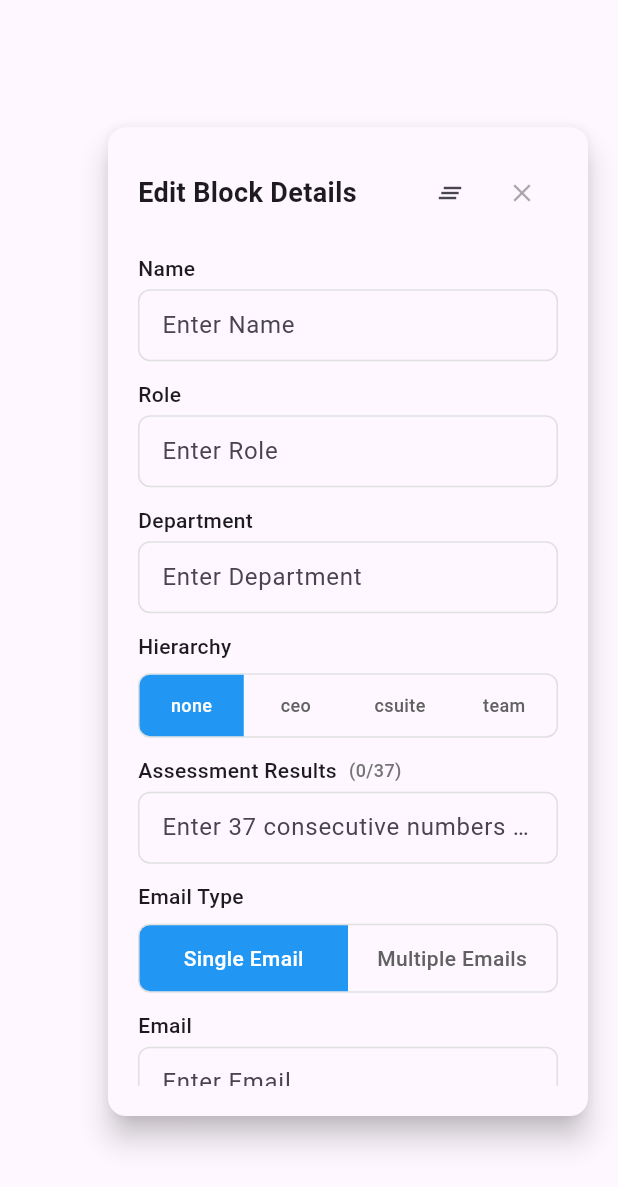
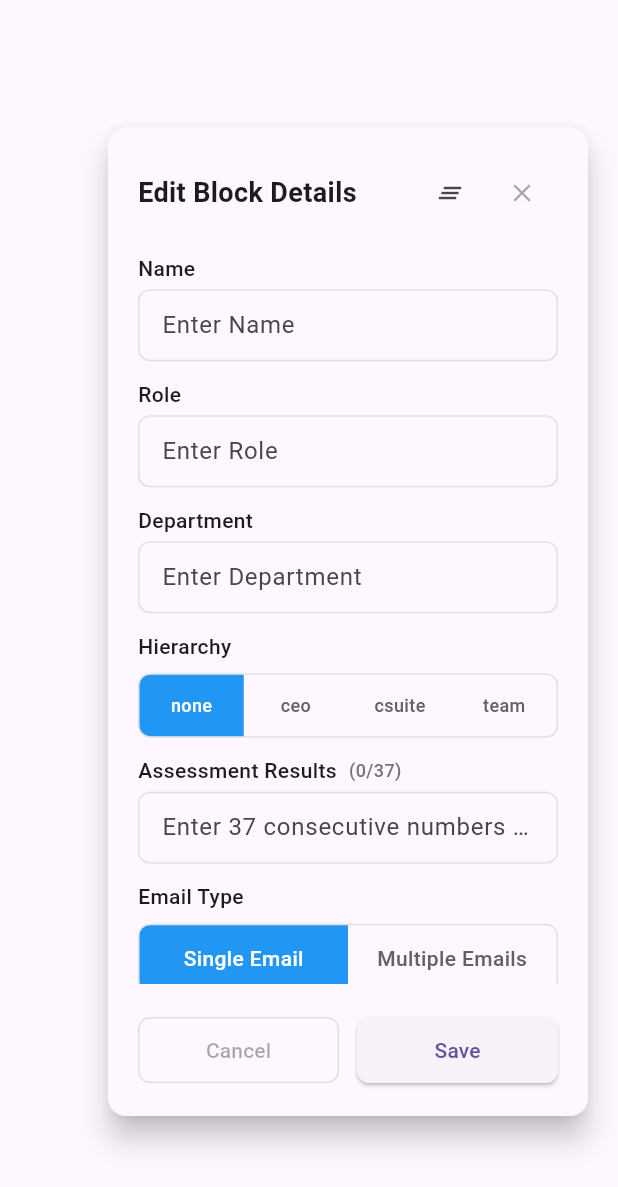
Before and after one commit to Michkwetzel/Lucidorg-Orgstudio, a Flutter app: the BlockInputOverlay widget shown alone on an empty page, opened directly with empty values, on a phone screen of 412 x 824 dp. Shown: the top 1187 px of the screen. Run offline on Flutter 3.47's test engine with Material 3 defaults, Android fonts, the phone set to English and light mode, and no system bars; our stand-ins replace cloud_firestore, data_table_2, dotted_border, firebase_auth, firebase_core, fl_chart and 4 more; missing offline and left inert: flutter_dropzone; accounts and stored records are empty; statements that could not run were skipped.

Commit message:
block input overlay more user friendly

```diff
--- a/lib/widgets/overlays/blockInputOverlay.dart
+++ b/lib/widgets/overlays/blockInputOverlay.dart
@@ -292,12 +292,11 @@ class _BlockInputOverlayState extends ConsumerState<BlockInputOverlay> {
                 maxHeight: MediaQuery.of(context).size.height * 0.8,
               ),
               padding: const EdgeInsets.all(20),
-              child: SingleChildScrollView(
               child: Column(
                 mainAxisSize: MainAxisSize.min,
                 crossAxisAlignment: CrossAxisAlignment.start,
                 children: [
-                    // Header with clear and close buttons
+                  // Header with clear and close buttons (FIXED - now outside scroll)
                   Row(
                     mainAxisAlignment: MainAxisAlignment.spaceBetween,
                     children: [
@@ -332,6 +331,13 @@ class _BlockInputOverlayState extends ConsumerState<BlockInputOverlay> {
                   ),
                   const SizedBox(height: 16),
 
+                  // Scrollable content area
+                  Expanded(
+                    child: SingleChildScrollView(
+                      child: Column(
+                        mainAxisSize: MainAxisSize.min,
+                        crossAxisAlignment: CrossAxisAlignment.start,
+                        children: [
                           // Name field
                           _buildTextField('Name', nameController),
                           const SizedBox(height: 12),
@@ -457,10 +463,14 @@ class _BlockInputOverlayState extends ConsumerState<BlockInputOverlay> {
                               ),
                             ],
                           ],
+                        ],
+                      ),
+                    ),
+                  ),
 
                   const SizedBox(height: 20),
 
-                    // Action buttons
+                  // Action buttons (FIXED - now outside scroll)
                   Row(
                     children: [
                       Expanded(
@@ -491,7 +501,6 @@ class _BlockInputOverlayState extends ConsumerState<BlockInputOverlay> {
                     ],
                   ),
                 ],
-                ),
               ),
             ),
           ),
```
Lines whose indentation alone changed are shown as unchanged.
